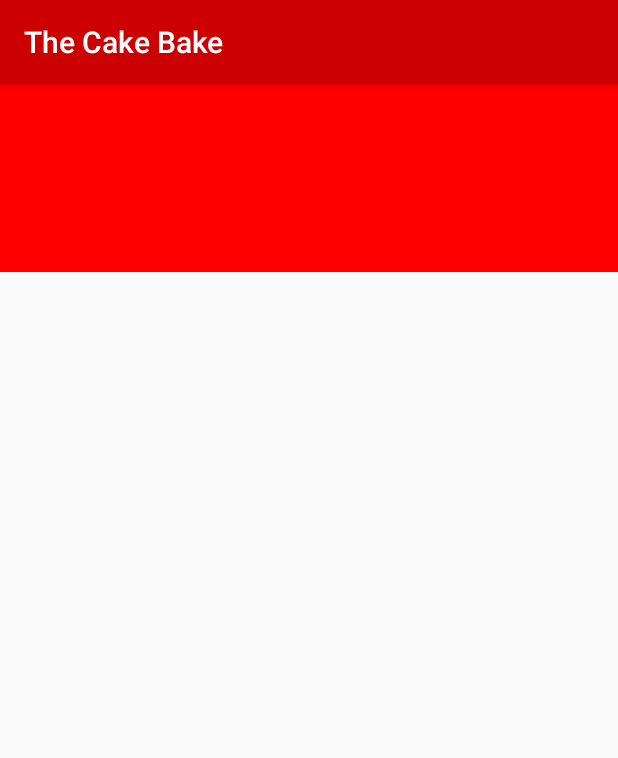
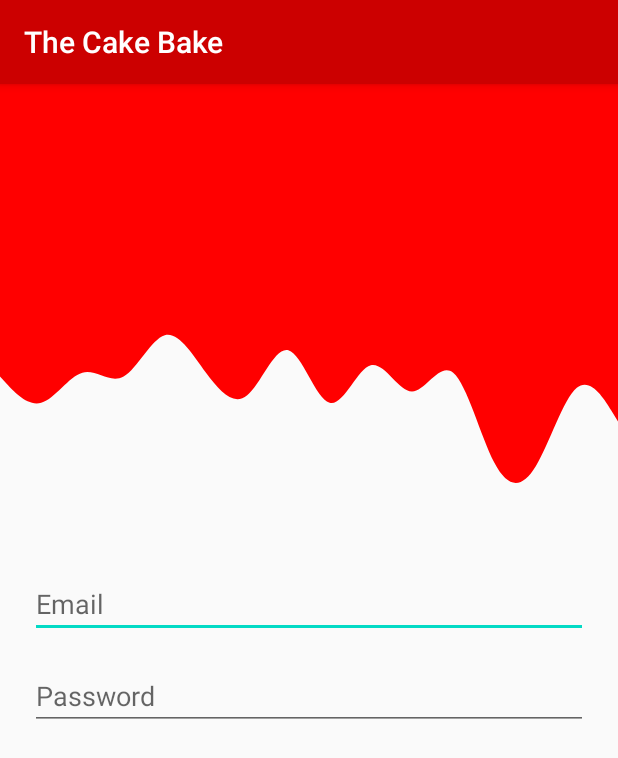
Before and after one commit to rushit0105/The-Cake-Bake, an Android app: the LoginActivity screen opened directly, with no data from a screen before it, on a phone screen of 412 x 824 dp. Shown: the top 758 px of the screen. Run offline under Robolectric (Android 15) with nearby library versions, the phone set to English and light mode, and no system bars.

Commit message:
Modify in activity_login.xml file

```diff
--- /dev/null
+++ b/app/src/main/res/drawable/ic_email.xml
@@ -0,0 +1,10 @@
+<vector xmlns:android="http://schemas.android.com/apk/res/android"
+    android:width="24dp"
+    android:height="24dp"
+    android:viewportWidth="24"
+    android:viewportHeight="24"
+    android:tint="?attr/colorControlNormal">
+  <path
+      android:fillColor="@android:color/white"
+      android:pathData="M20,4L4,4c-1.1,0 -1.99,0.9 -1.99,2L2,18c0,1.1 0.9,2 2,2h16c1.1,0 2,-0.9 2,-2L22,6c0,-1.1 -0.9,-2 -2,-2zM20,8l-8,5 -8,-5L4,6l8,5 8,-5v2z"/>
+</vector>
--- a/app/src/main/res/layout/activity_login.xml
+++ b/app/src/main/res/layout/activity_login.xml
@@ -6,20 +6,50 @@
     android:layout_height="match_parent"
     tools:context=".LoginActivity">
 
+    <EditText
+        android:id="@+id/txtEmail"
+        android:layout_width="0dp"
+        android:layout_height="wrap_content"
+        android:layout_marginLeft="20dp"
+        android:layout_marginRight="20dp"
+        android:layout_marginTop="24dp"
+        android:ems="10"
+        android:hint="Email"
+        android:inputType="textEmailAddress"
+        app:layout_constraintEnd_toEndOf="parent"
+        app:layout_constraintStart_toStartOf="parent"
+        app:layout_constraintTop_toBottomOf="@+id/view2" />
+
+    <View
+        android:id="@+id/view2"
+        android:layout_width="0dp"
+        android:layout_height="150dp"
+        android:background="@drawable/wave"
+        app:layout_constraintEnd_toEndOf="parent"
+        app:layout_constraintStart_toStartOf="parent"
+        app:layout_constraintTop_toBottomOf="@+id/topView" />
+
     <View
         android:id="@+id/topView"
         android:layout_width="0dp"
-        android:layout_height="125dp"
+        android:layout_height="150dp"
         android:background="@color/colorPrimary"
         app:layout_constraintEnd_toEndOf="parent"
         app:layout_constraintStart_toStartOf="parent"
         app:layout_constraintTop_toTopOf="parent" />
 
-    <View
-        android:id="@+id/view2"
-        android:layout_width="415dp"
-        android:layout_height="122dp"
-        android:background="@drawable/wave"
-        tools:layout_editor_absoluteX="0dp"
-        tools:layout_editor_absoluteY="125dp" />
+    <EditText
+        android:id="@+id/txtPassword"
+        android:layout_width="0dp"
+        android:layout_height="wrap_content"
+        android:layout_marginLeft="20dp"
+        android:layout_marginRight="20dp"
+        android:layout_marginTop="16dp"
+        android:ems="10"
+        android:hint="Password"
+        android:inputType="textPassword"
+        app:layout_constraintEnd_toEndOf="parent"
+        app:layout_constraintStart_toStartOf="parent"
+        app:layout_constraintTop_toBottomOf="@+id/txtEmail" />
+
 </androidx.constraintlayout.widget.ConstraintLayout>
```
